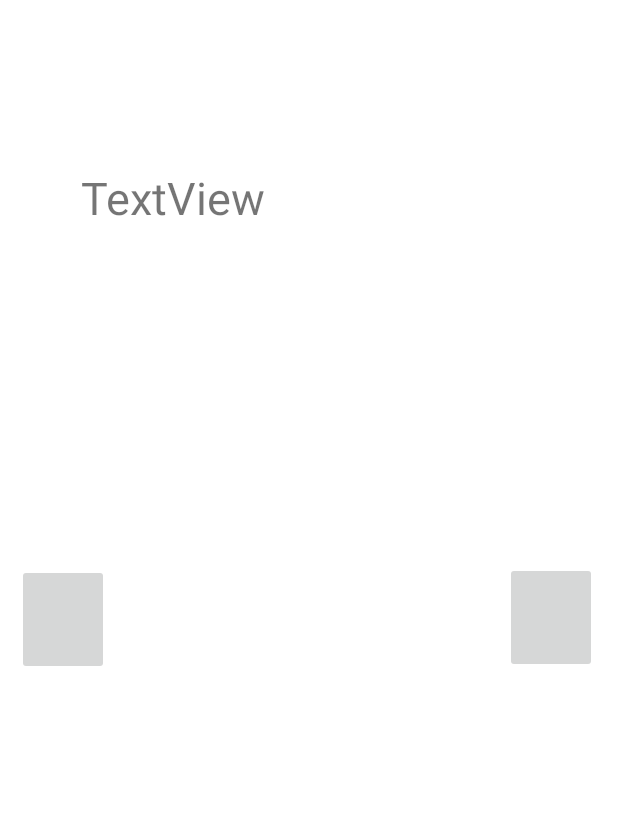
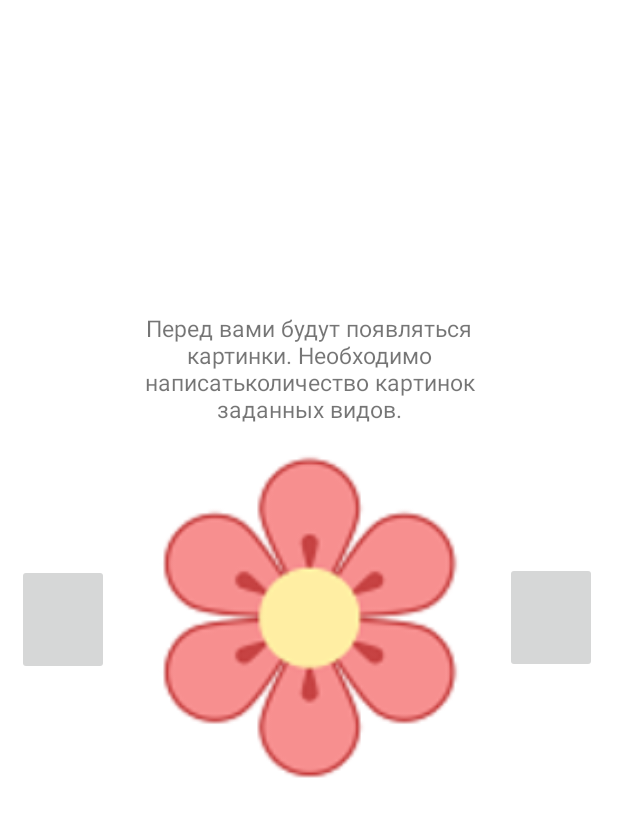
Before and after one commit to Koleesico/MemorySimulator, an Android app: the RulesActivity screen opened directly, with no data from a screen before it, after a tap on an icon or button, on a phone screen of 412 x 824 dp. Shown: the top 817 px of the screen. Run offline under Robolectric (Android 15) with nearby library versions, the phone set to English and light mode, and no system bars.

Commit message:
Two problems

```diff
--- a/app/src/main/java/com/example/memorysimulator/Class.java
+++ /dev/null
@@ -1,5 +0,0 @@
-package com.example.memorysimulator;
-
-public class Class {
-    int y;
-}
--- a/app/src/main/java/com/example/memorysimulator/MainActivity.java
+++ b/app/src/main/java/com/example/memorysimulator/MainActivity.java
@@ -15,7 +15,7 @@ public class MainActivity extends AppCompatActivity {
     }
 
     public void ReadRules(View view) {
-        Intent intent = new Intent(this, FindActivity.class);
+        Intent intent = new Intent(this, RulesActivity.class);
         startActivity(intent);
     }
 
--- a/app/src/main/java/com/example/memorysimulator/RulesActivity.java
+++ b/app/src/main/java/com/example/memorysimulator/RulesActivity.java
@@ -1,21 +1,61 @@
 package com.example.memorysimulator;
+
+import android.os.Bundle;
+import android.view.View;
+import android.widget.ImageView;
+import android.widget.TextView;
 
 import androidx.appcompat.app.AppCompatActivity;
 
-import android.os.Bundle;
-import android.view.View;
+public class RulesActivity extends AppCompatActivity {
 
-public class RulesActivity extends AppCompatActivity {
+    TextView textView;
+    ImageView imageView;
+
+    int[][] RulesSet = new int[2][6];
+    int i =0;
+
 
     @Override
     protected void onCreate(Bundle savedInstanceState) {
         super.onCreate(savedInstanceState);
         setContentView(R.layout.activity_rules);
+
+        textView = findViewById(R.id.textView2);
+        imageView = findViewById(R.id.imageView8);
+
+        RulesSet[0][0] = R.string.r1;
+        RulesSet[1][0] = R.drawable.flower;
+
+        RulesSet[0][1] = R.string.r2;
+        RulesSet[1][1] = R.drawable.icon;
+
+        RulesSet[0][2] = R.string.r3;
+        RulesSet[1][2] = R.drawable.flower;
+
+        RulesSet[0][3] = R.string.r4;
+        RulesSet[1][3] = R.drawable.icon;
+
+        RulesSet[0][4] = R.string.r5;
+        RulesSet[1][4] = R.drawable.flower;
+
+        RulesSet[0][5] = R.string.r6;
+        RulesSet[1][5] = R.drawable.icon;
+
+        textView.setText(RulesSet[0][0]);
+        imageView.setImageResource(RulesSet[1][0]);
+
     }
 
     public void GoLeft(View view) {
+        if (i-1>=0) i-=1;
+        textView.setText(RulesSet[0][i]);
+        imageView.setImageResource(RulesSet[1][i]);
     }
 
     public void GoRight(View view) {
+        if (i+1<RulesSet[0].length) i+=1;
+        textView.setText(RulesSet[0][i]);
+        imageView.setImageResource(RulesSet[1][i]);
     }
 }
--- a/app/src/main/res/layout/activity_rules.xml
+++ b/app/src/main/res/layout/activity_rules.xml
@@ -22,12 +22,13 @@
         app:layout_constraintVertical_bias="0.503" />
 
     <TextView
+        android:gravity="center"
         android:id="@+id/textView2"
-        android:layout_width="304dp"
-        android:layout_height="117dp"
-        android:layout_marginBottom="72dp"
-        android:textSize="30sp"
-        android:text="TextView"
+        android:layout_width="287dp"
+        android:layout_height="86dp"
+        android:layout_marginBottom="12dp"
+        android:text="@string/textview"
+        android:textSize="15sp"
         app:layout_constraintBottom_toTopOf="@+id/imageView8"
         app:layout_constraintEnd_toEndOf="@+id/imageView8"
         app:layout_constraintStart_toStartOf="@+id/imageView8" />
--- a/app/src/main/res/values/strings.xml
+++ b/app/src/main/res/values/strings.xml
@@ -1,3 +1,25 @@
 <resources>
     <string name="app_name">MemorySimulator</string>
+    <string name="textview">TextView</string>
+
+    <string name="r1">
+        Перед вами будут появляться картинки. Необходимо написатьколичество картинок заданных видов.
+    </string>
+     <string name="r2">
+         Цветочек показывает жизни, звездочка - уровень.
+     </string>
+
+    <string name="r3">
+        Светлячки помогут вернуться домой, приостановить поток картинок или повторно показать картинки.
+    </string>
+
+    <string name="r4">
+       Повторный показ картинок уменьшает количество жизней.
+    </string>
+
+    <string name="r5">
+         На паузу игру можно поставить только 1 раз за уровень.
+    </string>
+    <string name="r6">Вас ждет 12 увлекательных уровней</string>
+
 </resources>
```
